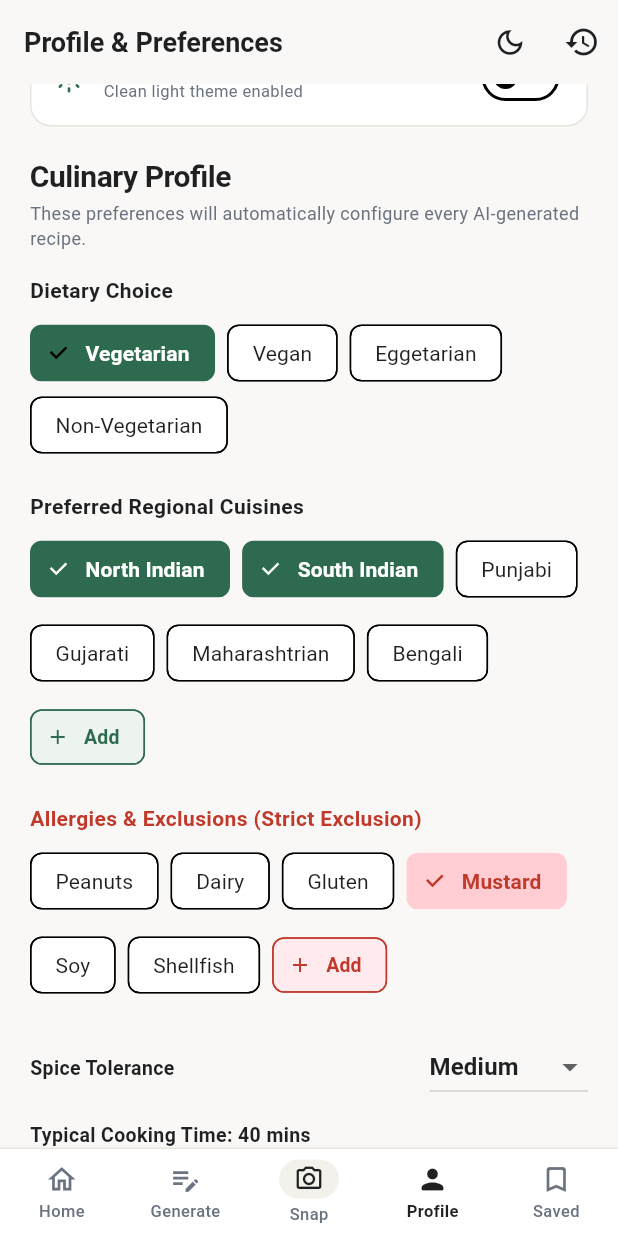
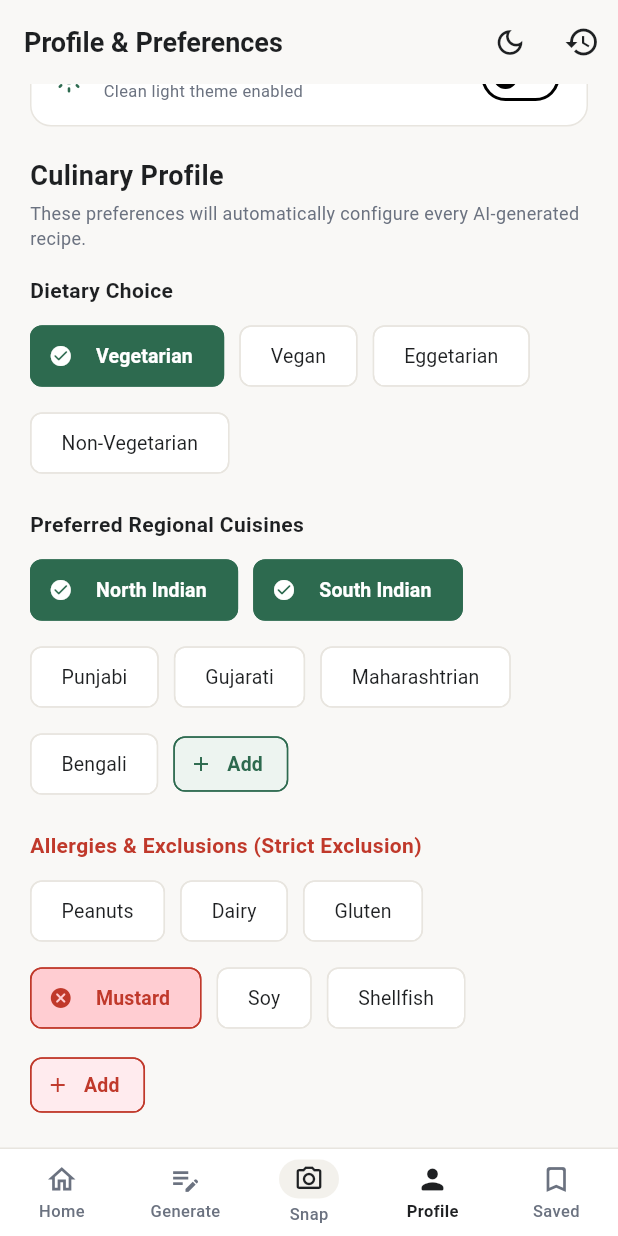
Before and after one commit to ymukeshram/recipie_generator, a Flutter app: the MainScaffold screen opened directly with empty values, item 4 of the bottom bar chosen, scrolled down 1152 dp, on a phone screen of 412 x 824 dp. Run offline on Flutter 3.47's test engine with Material 3 defaults, Android fonts, the phone set to English and light mode, and no system bars; our stand-ins replace cached_network_image, dio, flutter_riverpod, flutter_secure_storage, go_router, image_picker; missing offline and left inert: dart:html; accounts and stored records are empty; network calls fail.

Commit message:
Fix dark mode across Profile, Saved Recipes, Explore screens and fix Vegetarian chip gap

```diff
--- a/lib/features/home/presentation/main_scaffold.dart
+++ b/lib/features/home/presentation/main_scaffold.dart
@@ -78,6 +78,7 @@ class MainScaffold extends StatelessWidget {
 
                 // Dedicated Direct Camera Snap Action
                 _buildCameraTab(
+                  context: context,
                   isSelected: selectedIndex == 2,
                   onTap: () => _onItemTapped(2, context),
                 ),
@@ -143,9 +144,12 @@ class MainScaffold extends StatelessWidget {
   }
 
   Widget _buildCameraTab({
+    required BuildContext context,
     required bool isSelected,
     required VoidCallback onTap,
   }) {
+    final isDark = Theme.of(context).brightness == Brightness.dark;
+
     return Expanded(
       child: InkWell(
         onTap: onTap,
@@ -157,13 +161,15 @@ class MainScaffold extends StatelessWidget {
             Container(
               padding: const EdgeInsets.symmetric(horizontal: 10, vertical: 3),
               decoration: BoxDecoration(
-                color: isSelected ? AppColors.textPrimary : AppColors.surfaceSubtle,
+                color: isSelected
+                    ? (isDark ? AppColors.accent : AppColors.textPrimary)
+                    : (isDark ? const Color(0xFF262A32) : AppColors.surfaceSubtle),
                 borderRadius: BorderRadius.circular(14),
               ),
               child: Icon(
                 Icons.photo_camera_outlined,
                 size: 20,
-                color: isSelected ? Colors.white : AppColors.textPrimary,
+                color: isSelected ? Colors.white : AppColors.text(context),
               ),
             ),
             const SizedBox(height: 3),
@@ -172,7 +178,7 @@ class MainScaffold extends StatelessWidget {
               style: TextStyle(
                 fontSize: 11,
                 fontWeight: isSelected ? FontWeight.w700 : FontWeight.w500,
-                color: isSelected ? AppColors.textPrimary : AppColors.textSecondary,
+                color: isSelected ? AppColors.text(context) : AppColors.subtext(context),
               ),
             ),
           ],
--- a/lib/features/profile/presentation/profile_screen.dart
+++ b/lib/features/profile/presentation/profile_screen.dart
@@ -469,14 +469,22 @@ class _ProfileScreenState extends State<ProfileScreen> {
 
   @override
   Widget build(BuildContext context) {
+    final isDark = Theme.of(context).brightness == Brightness.dark;
+
     return Scaffold(
-      backgroundColor: AppColors.warmIvory,
+      backgroundColor: AppColors.bg(context),
       appBar: AppBar(
-        title: const Text('Profile & Preferences'),
+        title: Text(
+          'Profile & Preferences',
+          style: TextStyle(
+            color: AppColors.text(context),
+            fontWeight: FontWeight.bold,
+          ),
+        ),
         actions: [
           const ThemeToggleButton(),
           IconButton(
-            icon: const Icon(Icons.history),
+            icon: Icon(Icons.history, color: AppColors.text(context)),
             tooltip: 'Recipe History',
             onPressed: () => context.push('/history'),
           ),
@@ -489,20 +497,20 @@ class _ProfileScreenState extends State<ProfileScreen> {
             crossAxisAlignment: CrossAxisAlignment.stretch,
             children: [
               // Chef Profile Section
-              const Text(
+              Text(
                 'Chef',
-                style: TextStyle(fontSize: 16, fontWeight: FontWeight.bold, color: AppColors.textPrimary),
+                style: TextStyle(fontSize: 16, fontWeight: FontWeight.bold, color: AppColors.text(context)),
               ),
               const SizedBox(height: 8),
               Container(
                 padding: const EdgeInsets.all(16),
                 decoration: BoxDecoration(
-                  color: Colors.white,
+                  color: AppColors.cardBg(context),
                   borderRadius: BorderRadius.circular(16),
-                  border: Border.all(color: AppColors.border),
+                  border: Border.all(color: AppColors.cardBorder(context)),
                   boxShadow: [
                     BoxShadow(
-                      color: Colors.black.withOpacity(0.04),
+                      color: Colors.black.withOpacity(isDark ? 0.2 : 0.04),
                       blurRadius: 10,
                       offset: const Offset(0, 4),
                     ),
@@ -510,10 +518,10 @@ class _ProfileScreenState extends State<ProfileScreen> {
                 ),
                 child: Row(
                   children: [
-                    const CircleAvatar(
+                    CircleAvatar(
                       radius: 28,
-                      backgroundColor: AppColors.accentLight,
-                      child: Text('👨‍🍳', style: TextStyle(fontSize: 26)),
+                      backgroundColor: isDark ? const Color(0xFF1E2E25) : AppColors.accentLight,
+                      child: const Text('👨‍🍳', style: TextStyle(fontSize: 26)),
                     ),
                     const SizedBox(width: 14),
                     Expanded(
@@ -522,12 +530,12 @@ class _ProfileScreenState extends State<ProfileScreen> {
                         children: [
                           Text(
                             UserSession.userName,
-                            style: const TextStyle(fontWeight: FontWeight.bold, fontSize: 17, color: AppColors.textPrimary),
+                            style: TextStyle(fontWeight: FontWeight.bold, fontSize: 17, color: AppColors.text(context)),
                           ),
                           const SizedBox(height: 2),
                           Text(
                             UserSession.userEmail,
-                            style: const TextStyle(color: AppColors.neutralGray, fontSize: 13),
+                            style: TextStyle(color: AppColors.subtext(context), fontSize: 13),
                           ),
                         ],
                       ),
@@ -536,6 +544,8 @@ class _ProfileScreenState extends State<ProfileScreen> {
                       style: OutlinedButton.styleFrom(
                         padding: const EdgeInsets.symmetric(horizontal: 10, vertical: 4),
                         minimumSize: Size.zero,
+                        side: BorderSide(color: AppColors.cardBorder(context)),
+                        foregroundColor: AppColors.text(context),
                       ),
                       onPressed: _showEditChefDialog,
                       child: const Text('Edit', style: TextStyle(fontSize: 12)),
@@ -582,9 +592,9 @@ class _ProfileScreenState extends State<ProfileScreen> {
               Container(
                 padding: const EdgeInsets.symmetric(horizontal: 14, vertical: 10),
                 decoration: BoxDecoration(
-                  color: Colors.white,
+                  color: AppColors.cardBg(context),
                   borderRadius: BorderRadius.circular(14),
-                  border: Border.all(color: AppColors.border),
+                  border: Border.all(color: AppColors.cardBorder(context)),
                 ),
                 child: Row(
                   children: [
@@ -594,11 +604,11 @@ class _ProfileScreenState extends State<ProfileScreen> {
                       child: Column(
                         crossAxisAlignment: CrossAxisAlignment.start,
                         children: [
-                          const Text('AI Backend Connection', style: TextStyle(fontWeight: FontWeight.bold, fontSize: 13)),
+                          Text('AI Backend Connection', style: TextStyle(fontWeight: FontWeight.bold, fontSize: 13, color: AppColors.text(context))),
                           const SizedBox(height: 1),
                           Text(
                             ApiClient.baseUrl,
-                            style: const TextStyle(fontSize: 11, color: AppColors.neutralGray),
+                            style: TextStyle(fontSize: 11, color: AppColors.subtext(context)),
                             overflow: TextOverflow.ellipsis,
                           ),
                         ],
@@ -618,40 +628,40 @@ class _ProfileScreenState extends State<ProfileScreen> {
               Container(
                 padding: const EdgeInsets.symmetric(horizontal: 14, vertical: 8),
                 decoration: BoxDecoration(
-                  color: AppColors.surface,
+                  color: AppColors.cardBg(context),
                   borderRadius: BorderRadius.circular(14),
-                  border: Border.all(color: AppColors.border),
+                  border: Border.all(color: AppColors.cardBorder(context)),
                 ),
                 child: ValueListenableBuilder<ThemeMode>(
                   valueListenable: themeService.themeModeNotifier,
                   builder: (context, mode, _) {
-                    final isDark = mode == ThemeMode.dark;
+                    final currentIsDark = mode == ThemeMode.dark;
                     return Row(
                       mainAxisAlignment: MainAxisAlignment.spaceBetween,
                       children: [
                         Row(
                           children: [
                             Icon(
-                              isDark ? Icons.dark_mode_rounded : Icons.light_mode_rounded,
-                              color: isDark ? const Color(0xFFFBBF24) : AppColors.accent,
+                              currentIsDark ? Icons.dark_mode_rounded : Icons.light_mode_rounded,
+                              color: currentIsDark ? const Color(0xFFFBBF24) : AppColors.accent,
                               size: 22,
                             ),
                             const SizedBox(width: 12),
                             Column(
                               crossAxisAlignment: CrossAxisAlignment.start,
                               children: [
-                                const Text('Dark Mode', style: TextStyle(fontWeight: FontWeight.bold, fontSize: 13)),
+                                Text('Dark Mode', style: TextStyle(fontWeight: FontWeight.bold, fontSize: 13, color: AppColors.text(context))),
                                 const SizedBox(height: 1),
                                 Text(
-                                  isDark ? 'Dark theme enabled' : 'Clean light theme enabled',
-                                  style: const TextStyle(fontSize: 11, color: AppColors.neutralGray),
+                                  currentIsDark ? 'Dark theme enabled' : 'Clean light theme enabled',
+                                  style: TextStyle(fontSize: 11, color: AppColors.subtext(context)),
                                 ),
                               ],
                             ),
                           ],
                         ),
                         Switch(
-                          value: isDark,
+                          value: currentIsDark,
                           activeColor: AppColors.accent,
                           onChanged: (_) => themeService.toggleTheme(),
                         ),
@@ -662,29 +672,42 @@ class _ProfileScreenState extends State<ProfileScreen> {
               ),
               const SizedBox(height: 20),
 
-              Text('Culinary Profile', style: Theme.of(context).textTheme.titleLarge),
+              Text('Culinary Profile', style: TextStyle(fontSize: 18, fontWeight: FontWeight.bold, color: AppColors.text(context))),
               const SizedBox(height: 4),
-              const Text(
+              Text(
                 'These preferences will automatically configure every AI-generated recipe.',
-                style: TextStyle(color: AppColors.neutralGray, fontSize: 12),
+                style: TextStyle(color: AppColors.subtext(context), fontSize: 12),
               ),
               const SizedBox(height: 16),
 
               // Diet Preference
-              const Text('Dietary Choice', style: TextStyle(fontWeight: FontWeight.bold, fontSize: 14)),
-              const SizedBox(height: 8),
+              Text('Dietary Choice', style: TextStyle(fontWeight: FontWeight.bold, fontSize: 14, color: AppColors.text(context))),
+              const SizedBox(height: 10),
               Wrap(
-                spacing: 8,
+                spacing: 10,
+                runSpacing: 10,
                 children: ['Vegetarian', 'Vegan', 'Eggetarian', 'Non-Vegetarian'].map((diet) {
                   final isSelected = _dietaryPreference == diet;
                   return ChoiceChip(
-                    label: Text(diet),
+                    showCheckmark: false,
+                    avatar: isSelected
+                        ? const Icon(Icons.check_circle_rounded, size: 16, color: Colors.white)
+                        : null,
+                    label: Padding(
+                      padding: const EdgeInsets.symmetric(horizontal: 4, vertical: 2),
+                      child: Text(diet),
+                    ),
                     selected: isSelected,
-                    selectedColor: AppColors.terracotta,
-                    backgroundColor: Colors.white,
+                    selectedColor: AppColors.accent,
+                    backgroundColor: AppColors.cardBg(context),
+                    side: BorderSide(
+                      color: isSelected ? AppColors.accent : AppColors.cardBorder(context),
+                      width: 1,
+                    ),
                     labelStyle: TextStyle(
-                      color: isSelected ? Colors.white : AppColors.darkCharcoal,
-                      fontWeight: isSelected ? FontWeight.bold : FontWeight.normal,
+                      color: isSelected ? Colors.white : AppColors.text(context),
+                      fontWeight: isSelected ? FontWeight.w600 : FontWeight.normal,
+                      fontSize: 13,
                     ),
                     onSelected: (val) {
                       setState(() => _dietaryPreference = diet);
@@ -696,23 +719,34 @@ class _ProfileScreenState extends State<ProfileScreen> {
               const SizedBox(height: 20),
 
               // Preferred Cuisines
-              const Text('Preferred Regional Cuisines', style: TextStyle(fontWeight: FontWeight.bold, fontSize: 14)),
-              const SizedBox(height: 8),
+              Text('Preferred Regional Cuisines', style: TextStyle(fontWeight: FontWeight.bold, fontSize: 14, color: AppColors.text(context))),
+              const SizedBox(height: 10),
               Wrap(
-                spacing: 8,
-                runSpacing: 8,
+                spacing: 10,
+                runSpacing: 10,
                 children: [
                   ..._preferredCuisines.map((c) {
                     final isSelected = _selectedCuisines.contains(c);
                     return FilterChip(
-                      label: Text(c),
+                      showCheckmark: false,
+                      avatar: isSelected
+                          ? const Icon(Icons.check_circle_rounded, size: 16, color: Colors.white)
+                          : null,
+                      label: Padding(
+                        padding: const EdgeInsets.symmetric(horizontal: 4, vertical: 2),
+                        child: Text(c),
+                      ),
                       selected: isSelected,
                       selectedColor: AppColors.accent,
-                      backgroundColor: Colors.white,
-                      checkmarkColor: Colors.white,
+                      backgroundColor: AppColors.cardBg(context),
+                      side: BorderSide(
+                        color: isSelected ? AppColors.accent : AppColors.cardBorder(context),
+                        width: 1,
+                      ),
                       labelStyle: TextStyle(
-                        color: isSelected ? Colors.white : AppColors.darkCharcoal,
-                        fontWeight: isSelected ? FontWeight.bold : FontWeight.normal,
+                        color: isSelected ? Colors.white : AppColors.text(context),
+                        fontWeight: isSelected ? FontWeight.w600 : FontWeight.normal,
+                        fontSize: 13,
                       ),
                       onSelected: (val) {
                         setState(() {
@@ -727,10 +761,17 @@ class _ProfileScreenState extends State<ProfileScreen> {
                     );
                   }),
                   ActionChip(
-                    avatar: const Icon(Icons.add, size: 16, color: AppColors.accent),
-                    label: const Text('Add', style: TextStyle(color: AppColors.accent, fontWeight: FontWeight.bold, fontSize: 13)),
-                    backgroundColor: AppColors.accentLight,
-                    side: const BorderSide(color: AppColors.accent, width: 1),
+                    avatar: Icon(Icons.add, size: 16, color: isDark ? const Color(0xFF6EE7B7) : AppColors.accent),
+                    label: Text(
+                      'Add',
+                      style: TextStyle(
+                        color: isDark ? const Color(0xFF6EE7B7) : AppColors.accent,
+                        fontWeight: FontWeight.bold,
+                        fontSize: 13,
+                      ),
+                    ),
+                    backgroundColor: isDark ? const Color(0xFF1B382B) : AppColors.accentLight,
+                    side: BorderSide(color: isDark ? const Color(0xFF2D6A4F) : AppColors.accent, width: 1),
                     onPressed: _showAddCuisineDialog,
                   ),
                 ],
@@ -738,24 +779,41 @@ class _ProfileScreenState extends State<ProfileScreen> {
               const SizedBox(height: 20),
 
               // Food Allergies & Exclusions
-              const Text('Allergies & Exclusions (Strict Exclusion)',
-                  style: TextStyle(fontWeight: FontWeight.bold, fontSize: 14, color: AppColors.errorRed)),
-              const SizedBox(height: 8),
+              Text(
+                'Allergies & Exclusions (Strict Exclusion)',
+                style: TextStyle(
+                  fontWeight: FontWeight.bold,
+                  fontSize: 14,
+                  color: isDark ? const Color(0xFFF87171) : AppColors.errorRed,
+                ),
+              ),
+              const SizedBox(height: 10),
               Wrap(
-                spacing: 8,
-                runSpacing: 8,
+                spacing: 10,
+                runSpacing: 10,
                 children: [
                   ..._allergies.map((all) {
                     final isSelected = _selectedAllergies.contains(all);
                     return FilterChip(
-                      label: Text(all),
+                      showCheckmark: false,
+                      avatar: isSelected
+                          ? Icon(Icons.cancel_rounded, size: 16, color: isDark ? Colors.white : AppColors.errorRed)
+                          : null,
+                      label: Padding(
+                        padding: const EdgeInsets.symmetric(horizontal: 4, vertical: 2),
+                        child: Text(all),
+                      ),
                       selected: isSelected,
-                      selectedColor: Colors.red.shade100,
-                      backgroundColor: Colors.white,
-                      checkmarkColor: AppColors.errorRed,
+                      selectedColor: isDark ? const Color(0xFF5C1D1D) : Colors.red.shade100,
+                      backgroundColor: AppColors.cardBg(context),
+                      side: BorderSide(
+                        color: isSelected ? AppColors.errorRed : AppColors.cardBorder(context),
+                        width: 1,
+                      ),
                       labelStyle: TextStyle(
-                        color: isSelected ? AppColors.errorRed : AppColors.darkCharcoal,
-                        fontWeight: isSelected ? FontWeight.bold : FontWeight.normal,
+                        color: isSelected ? (isDark ? Colors.white : AppColors.errorRed) : AppColors.text(context),
+                        fontWeight: isSelected ? FontWeight.w600 : FontWeight.normal,
+                        fontSize: 13,
                       ),
                       onSelected: (val) {
                         setState(() {
@@ -772,7 +830,7 @@ class _ProfileScreenState extends State<ProfileScreen> {
                   ActionChip(
                     avatar: const Icon(Icons.add, size: 16, color: AppColors.errorRed),
                     label: const Text('Add', style: TextStyle(color: AppColors.errorRed, fontWeight: FontWeight.bold, fontSize: 13)),
-                    backgroundColor: const Color(0xFFFFEBEE),
+                    backgroundColor: isDark ? const Color(0xFF3B1212) : const Color(0xFFFFEBEE),
                     side: const BorderSide(color: AppColors.errorRed, width: 1),
                     onPressed: _showAddAllergyDialog,
                   ),
@@ -784,9 +842,11 @@ class _ProfileScreenState extends State<ProfileScreen> {
               Row(
                 mainAxisAlignment: MainAxisAlignment.spaceBetween,
                 children: [
-                  const Text('Spice Tolerance', style: TextStyle(fontWeight: FontWeight.bold)),
+                  Text('Spice Tolerance', style: TextStyle(fontWeight: FontWeight.bold, color: AppColors.text(context))),
                   DropdownButton<String>(
                     value: _spiceTolerance,
+                    dropdownColor: AppColors.cardBg(context),
+                    style: TextStyle(color: AppColors.text(context), fontSize: 14),
                     items: ['Mild', 'Medium', 'Spicy', 'Extra Spicy']
                         .map((s) => DropdownMenuItem(value: s, child: Text(s)))
                         .toList(),
@@ -796,18 +856,18 @@ class _ProfileScreenState extends State<ProfileScreen> {
               ),
               const SizedBox(height: 12),
 
-              Text('Typical Cooking Time: $_typicalCookingTime mins', style: const TextStyle(fontWeight: FontWeight.bold)),
+              Text('Typical Cooking Time: $_typicalCookingTime mins', style: TextStyle(fontWeight: FontWeight.bold, color: AppColors.text(context))),
               Slider(
                 value: _typicalCookingTime.toDouble(),
                 min: 15,
                 max: 90,
                 divisions: 5,
-                activeColor: AppColors.terracotta,
+                activeColor: AppColors.accent,
                 label: '$_typicalCookingTime mins',
                 onChanged: (v) => setState(() => _typicalCookingTime = v.toInt()),
               ),
 
-              Text('Target Budget Per Meal: ₹$_budgetPerMeal', style: const TextStyle(fontWeight: FontWeight.bold)),
+              Text('Target Budget Per Meal: ₹$_budgetPerMeal', style: TextStyle(fontWeight: FontWeight.bold, color: AppColors.text(context))),
               Slider(
                 value: _budgetPerMeal.toDouble(),
                 min: 50,
@@ -821,6 +881,10 @@ class _ProfileScreenState extends State<ProfileScreen> {
               const SizedBox(height: 20),
               ElevatedButton(
                 onPressed: _savePreferences,
+                style: ElevatedButton.styleFrom(
+                  backgroundColor: AppColors.accent,
+                  foregroundColor: Colors.white,
+                ),
                 child: const Text('Save Culinary Preferences'),
               ),
               const SizedBox(height: 12),
--- a/lib/features/recipe_customization/presentation/recipe_customization_screen.dart
+++ b/lib/features/recipe_customization/presentation/recipe_customization_screen.dart
@@ -118,7 +118,7 @@ class _RecipeCustomizationScreenState extends State<RecipeCustomizationScreen> {
   @override
   Widget build(BuildContext context) {
     return Scaffold(
-      backgroundColor: AppColors.background,
+      backgroundColor: AppColors.bg(context),
       appBar: AppBar(
         title: const Text('Customize Recipe with AI'),
         leading: IconButton(
--- a/lib/features/recipe_generation/presentation/photo_recipe_generation_screen.dart
+++ b/lib/features/recipe_generation/presentation/photo_recipe_generation_screen.dart
@@ -109,7 +109,7 @@ class _PhotoRecipeGenerationScreenState extends State<PhotoRecipeGenerationScree
   @override
   Widget build(BuildContext context) {
     return Scaffold(
-      backgroundColor: AppColors.background,
+      backgroundColor: AppColors.bg(context),
       appBar: AppBar(
         title: const Text('Identify Dish from Photo'),
         leading: IconButton(
@@ -136,9 +136,9 @@ class _PhotoRecipeGenerationScreenState extends State<PhotoRecipeGenerationScree
                   Container(
                     height: 240,
                     decoration: BoxDecoration(
-                      color: AppColors.surface,
+                      color: AppColors.cardBg(context),
                       borderRadius: BorderRadius.circular(16),
-                      border: Border.all(color: AppColors.border),
+                      border: Border.all(color: AppColors.cardBorder(context)),
                     ),
                     clipBehavior: Clip.antiAlias,
                     child: _selectedImage != null
```
Also changed, not shown: lib/features/explore/presentation/explore_screen.dart (+36 -16 lines), lib/features/recipe_details/presentation/recipe_details_screen.dart (+7 -7 lines), lib/features/saved_recipes/presentation/saved_recipes_screen.dart (+33 -11 lines).
